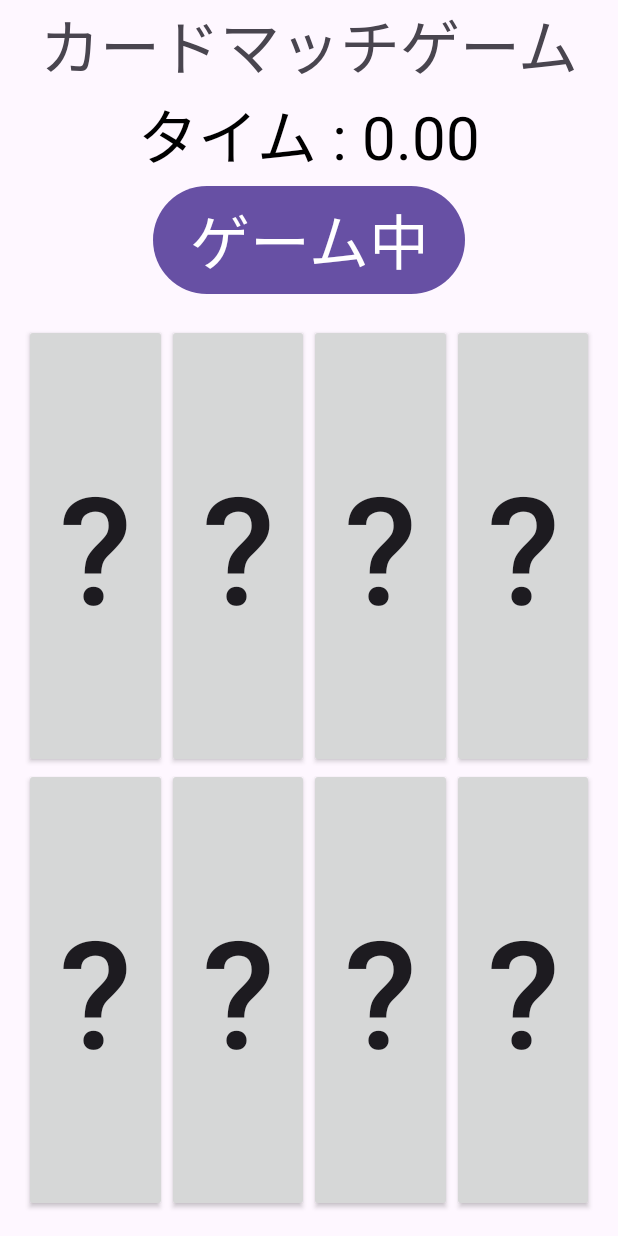
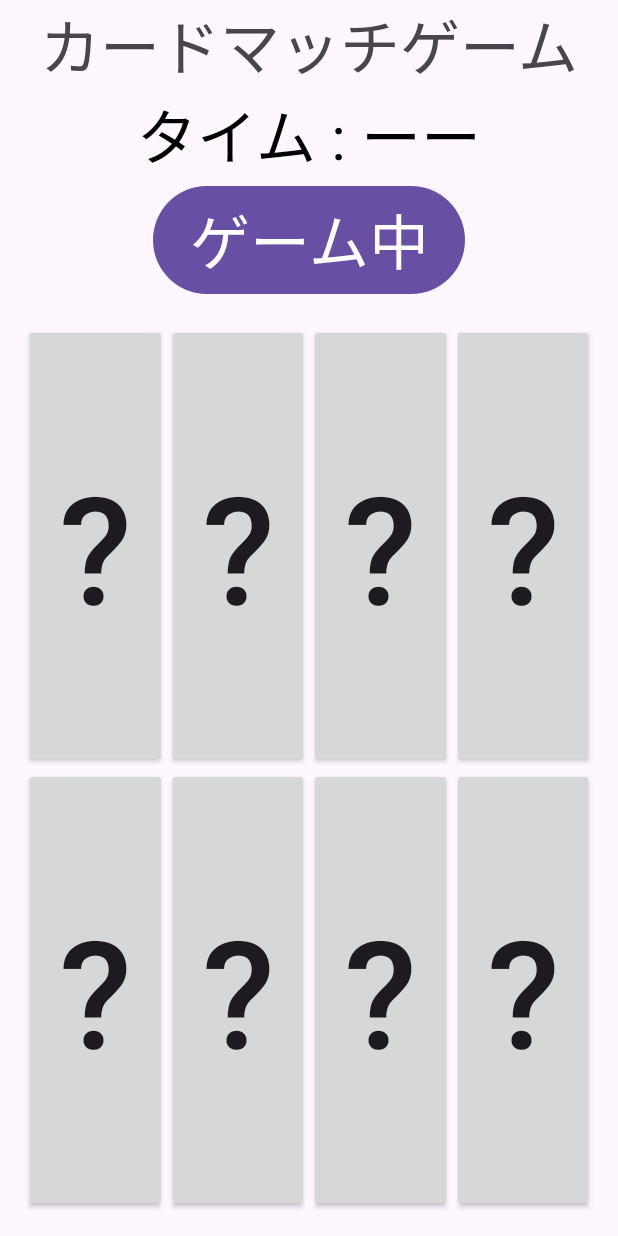
Before and after one commit to moetomo/kebbi_titlematchinggame, an Android app: the screen it shows after launch (MainActivity), after a tap on "スタート", on a phone screen of 412 x 824 dp. Run offline under Robolectric (Android 15) with nearby library versions, the phone set to English and light mode, and no system bars.

Commit message:
Initial commit

```diff
--- a/app/src/main/java/com/example/tilematchinggame/MainActivity.kt
+++ b/app/src/main/java/com/example/tilematchinggame/MainActivity.kt
@@ -79,7 +79,7 @@ class MainActivity : AppCompatActivity() {
         matchedPairs = 0
         startTime = SystemClock.elapsedRealtime()
 
-        scoreTextView.text = "タイム : 0.00"
+        scoreTextView.text = "タイム : ーー"
         scoreTextView.setTextColor(Color.BLACK)
         startButton.text = "ゲーム中"
 
--- a/app/src/main/res/layout/activity_main.xml
+++ b/app/src/main/res/layout/activity_main.xml
@@ -19,7 +19,7 @@
         android:id="@+id/scoreTextView"
         android:layout_width="wrap_content"
         android:layout_height="wrap_content"
-        android:text="タイム :　〇〇"
+        android:text="タイム : ーー"
         android:textSize="40sp"
         app:layout_constraintTop_toBottomOf="@id/titleTextView"
         app:layout_constraintStart_toStartOf="parent"
```
